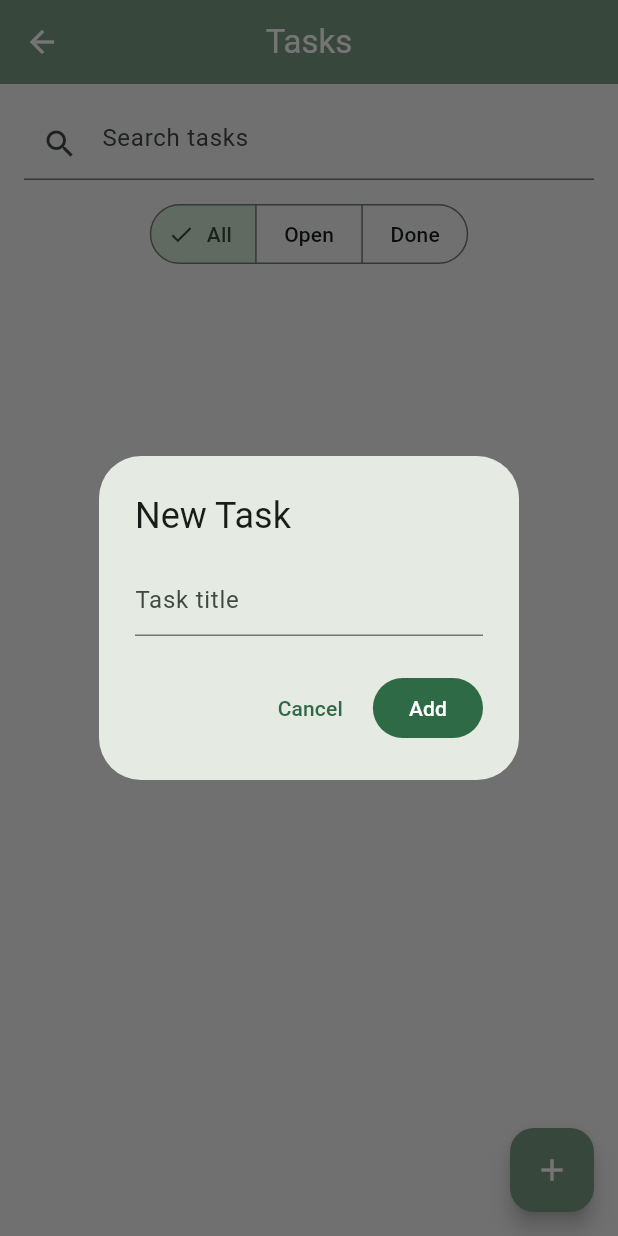
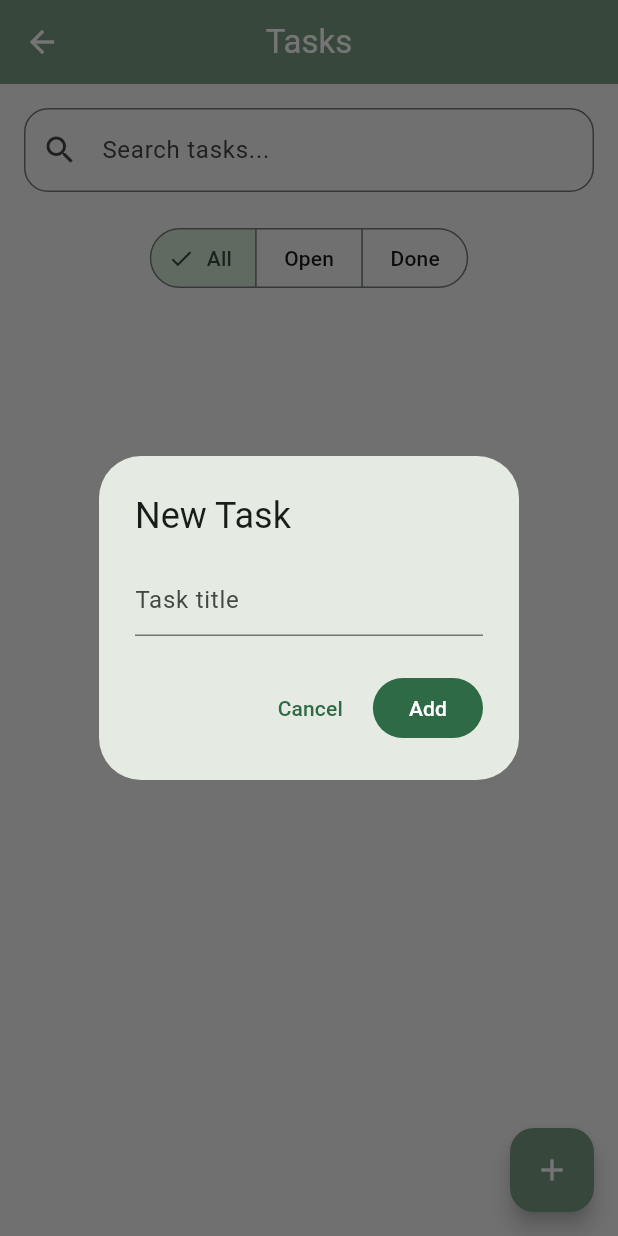
Before and after one commit to velquitas/LifeFlow, a Flutter app: the TaskScreen screen opened directly, after a tap on the "add" icon, on a phone screen of 412 x 824 dp. Run offline on Flutter 3.47's test engine with Material 3 defaults, Android fonts, the phone set to English and light mode, and no system bars; our stand-ins replace shared_preferences, table_calendar; accounts and stored records are empty.

Commit message:
Add searchable task screen

```diff
--- a/lib/screens/tasks/task_screen.dart
+++ b/lib/screens/tasks/task_screen.dart
@@ -13,33 +13,46 @@ class TaskScreen extends StatefulWidget {
 }
 
 class _TaskScreenState extends State<TaskScreen> {
-  final TextEditingController _controller = TextEditingController();
-  final TextEditingController _search = TextEditingController();
+  final TextEditingController _controller =
+      TextEditingController();
+
+  final TextEditingController _search =
+      TextEditingController();
 
   List<Task> _tasks = [];
+
   String _filter = 'All';
+
+  List<Task> get _filteredTasks {
+    if (_search.text.isEmpty) {
+      return _tasks;
+    }
+
+    return _tasks.where((task) {
+      return task.title
+          .toLowerCase()
+          .contains(_search.text.toLowerCase());
+    }).toList();
+  }
 
   @override
 void initState() {
   super.initState();
-    _load();
+  _loadTasks();
 }
 
-  Future<void> _load() async {
-    final tasks = await StorageService.loadTasks();
+  Future<void> _loadTasks() async {
+  final loaded = await StorageService.loadTasks();
+
   if (!mounted) return;
-    setState(() => _tasks = tasks);
+
+  setState(() {
+    _tasks = loaded;
+  });
 }
 
-  Future<void> _save() => StorageService.saveTasks(_tasks);
-
-  List<Task> get _visible {
-    final q = _search.text.toLowerCase();
-    return _tasks.where((t) {
-      if (_filter == 'Open' && t.completed) return false;
-      if (_filter == 'Completed' && !t.completed) return false;
-      return t.title.toLowerCase().contains(q);
-    }).toList();
+  Future<void> _saveTasks() async {
+  await StorageService.saveTasks(_tasks);
 }
 
   Future<void> _addTask() async {
@@ -70,7 +83,7 @@ class _TaskScreenState extends State<TaskScreen> {
                   ),
                 );
               });
-              _save();
+              _saveTasks();
               Navigator.pop(d);
             },
             child: const Text('Add'),
@@ -89,7 +102,7 @@ class _TaskScreenState extends State<TaskScreen> {
 
   @override
   Widget build(BuildContext context) {
-    final tasks = _visible;
+    final tasks = _filteredTasks;
 
     return Scaffold(
       appBar: AppBar(title: const Text('Tasks')),
@@ -103,13 +116,19 @@ class _TaskScreenState extends State<TaskScreen> {
           children: [
             TextField(
               controller: _search,
-              decoration: const InputDecoration(
-                prefixIcon: Icon(Icons.search),
-                hintText: 'Search tasks',
+              decoration: InputDecoration(
+                hintText: "Search tasks...",
+                prefixIcon: const Icon(Icons.search),
+                border: OutlineInputBorder(
+                  borderRadius: BorderRadius.circular(16),
     ),
-              onChanged: (_) => setState(() {}),
   ),
-            const SizedBox(height: 12),
+  onChanged: (_) {
+    setState(() {});
+  },
+),
+
+const SizedBox(height: 20),
             SegmentedButton<String>(
               segments: const [
                 ButtonSegment(value: 'All', label: Text('All')),
@@ -126,22 +145,22 @@ class _TaskScreenState extends State<TaskScreen> {
               child: tasks.isEmpty
                   ? const Center(child: Text('No tasks'))
                   : ListView.builder(
-                      itemCount: tasks.length,
+                      itemCount: _filteredTasks.length,
                       itemBuilder: (context, index) {
-                        final task = tasks[index];
+                        final task = _filteredTasks[index];
                         return TaskCard(
                           task: task,
                           onTap: () {
                             setState(() {
                               task.completed = !task.completed;
                             });
-                            _save();
+                            _saveTasks();
                           },
                           onDelete: () {
                             setState(() {
                               _tasks.remove(task);
                             });
-                            _save();
+                            _saveTasks();
                           },
                         );
                       },
```
Also changed, not shown: lib/screens/Home/home_screen.dart (+67 -69 lines). Lines whose indentation alone changed are shown as unchanged.
